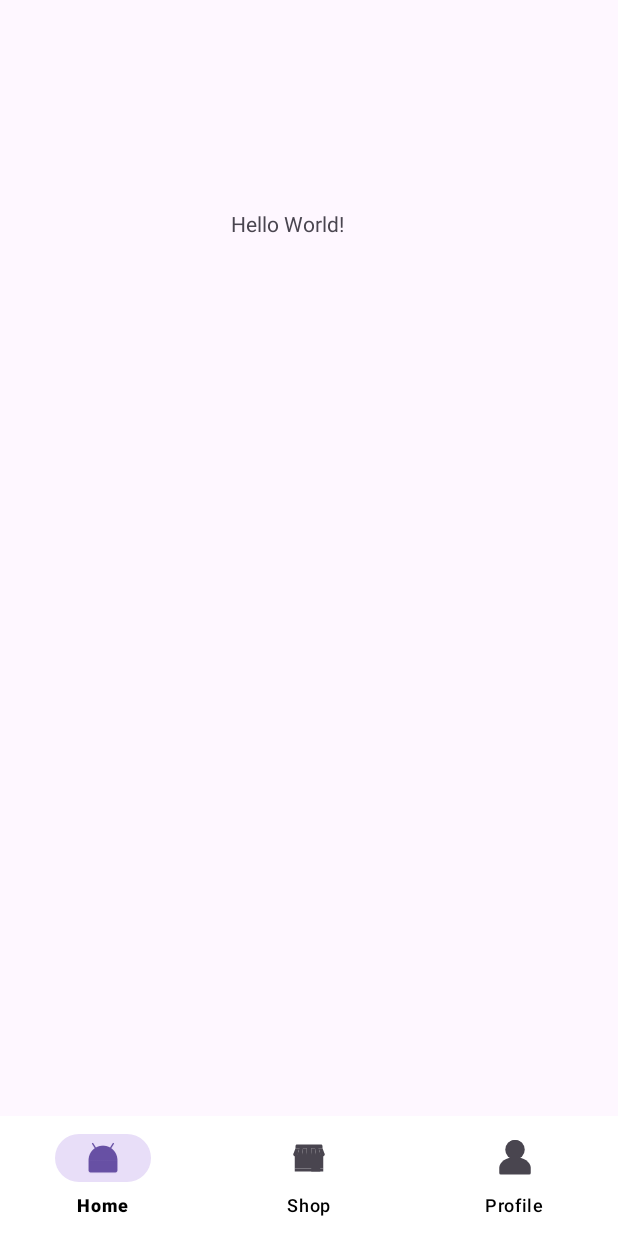
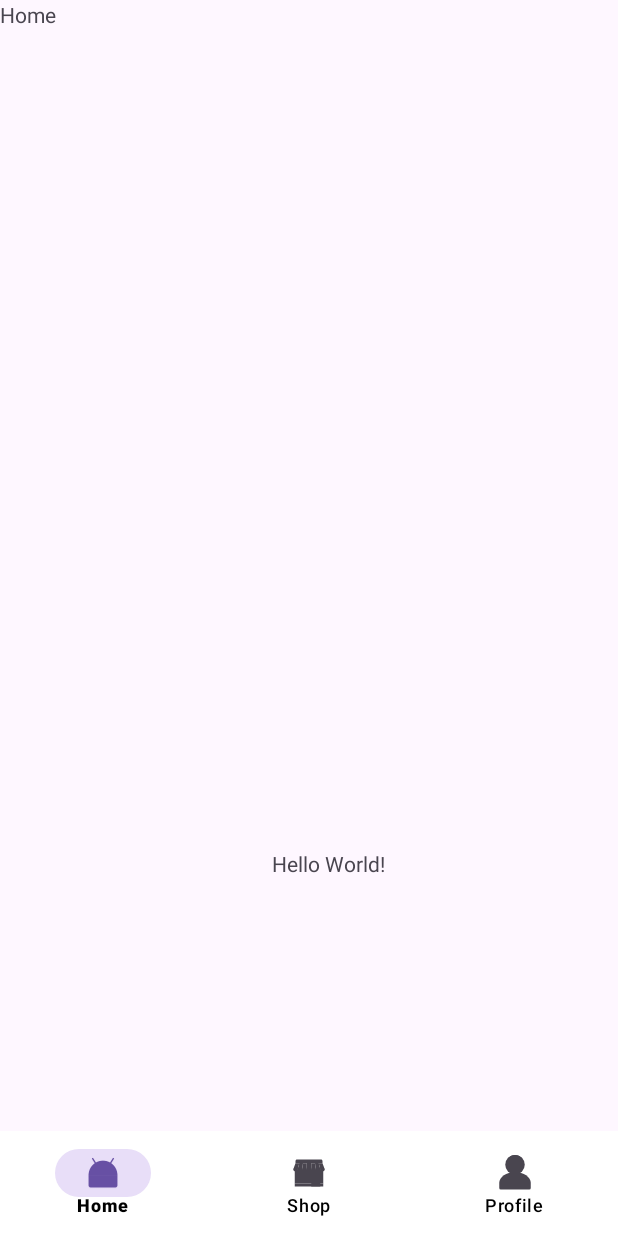
Before and after one commit to dungnthe150915FPT/AndroidProject, an Android app: the screen it shows after launch (MainActivity), on a phone screen of 412 x 824 dp. Run offline under Robolectric (Android 15) with nearby library versions, the phone set to English and light mode, and no system bars.

Commit message:
home rcv item

```diff
--- /dev/null
+++ b/app/src/main/java/com/example/prmapplication/Fragment/HomeFragment.java
@@ -0,0 +1,18 @@
+package com.example.prmapplication.Fragment;
+
+import android.os.Bundle;
+import androidx.fragment.app.Fragment;
+import android.view.LayoutInflater;
+import android.view.View;
+import android.view.ViewGroup;
+import com.example.prmapplication.R;
+
+public class HomeFragment extends Fragment {
+
+    @Override
+    public View onCreateView(LayoutInflater inflater, ViewGroup container,
+                             Bundle savedInstanceState) {
+        // Inflate the layout for this fragment
+        return inflater.inflate(R.layout.fragment_home, container, false);
+    }
+}
--- a/app/src/main/java/com/example/prmapplication/MainActivity.java
+++ b/app/src/main/java/com/example/prmapplication/MainActivity.java
@@ -1,15 +1,69 @@
 package com.example.prmapplication;
 
+import android.annotation.SuppressLint;
+import android.view.View;
+import android.widget.Button;
+import android.widget.Toast;
+import androidx.fragment.app.Fragment;
+import androidx.fragment.app.FragmentContainerView;
 import androidx.appcompat.app.AppCompatActivity;
 
 import android.os.Bundle;
+import androidx.fragment.app.FragmentTransaction;
+import com.example.prmapplication.Fragment.HomeFragment;
+import com.example.prmapplication.Fragment.ProfileFragment;
+import com.example.prmapplication.Fragment.ShopFragment;
+import com.google.android.material.bottomnavigation.BottomNavigationItemView;
+import com.google.android.material.bottomnavigation.BottomNavigationView;
 
 public class MainActivity extends AppCompatActivity {
+
+    private FragmentContainerView fragmentContainerView;
+
+    private HomeFragment homeFragment;
+    private ShopFragment shopFragment;
+    private ProfileFragment profileFragment;
+
+    private void bindingView() {
+        fragmentContainerView = findViewById(R.id.fragmentContainerViewMainActivity);
+    }
+
+    private void bindingAction() {
+        replaceFragment(new HomeFragment());
+        setEventBottomNavigation();
+    }
+
+    @SuppressLint("NonConstantResourceId")
+    private void setEventBottomNavigation() {
+        BottomNavigationView bottomNavigation = findViewById(R.id.main_bottom_navigation);
+        bottomNavigation.setOnItemSelectedListener(item -> {
+            switch (item.getItemId()) {
+                case R.id.btnHome:
+                    replaceFragment(new HomeFragment());
+                    break;
+                case R.id.btnShop:
+                    replaceFragment(new ShopFragment());
+                    break;
+                case R.id.btnProfile:
+                    replaceFragment(new ProfileFragment());
+                    break;
+            }
+            return true;
+        });
+    }
+
+    private void replaceFragment(Fragment fragment) {
+        FragmentTransaction transaction = getSupportFragmentManager().beginTransaction();
+        transaction.replace(R.id.fragmentContainerViewMainActivity, fragment);
+        transaction.commit();
+    }
 
     @Override
     protected void onCreate(Bundle savedInstanceState) {
         super.onCreate(savedInstanceState);
         setContentView(R.layout.activity_main);
+        bindingView();
+        bindingAction();
     }
 
 }
--- a/app/src/main/res/layout/activity_main.xml
+++ b/app/src/main/res/layout/activity_main.xml
@@ -8,12 +8,11 @@
 
     <com.google.android.material.bottomnavigation.BottomNavigationView
             android:layout_width="match_parent"
-            android:layout_height="wrap_content"
+            android:layout_height="70dp"
             app:layout_constraintBottom_toBottomOf="parent"
             app:layout_constraintEnd_toEndOf="parent"
             app:layout_constraintStart_toStartOf="parent"
-            android:id="@+id/bottom_navigation"
-            app:menu="@menu/bottom_navigation"
+            android:id="@+id/main_bottom_navigation"
             android:layout_alignParentBottom="true"
             android:layout_marginBottom="0dp"
             app:itemTextColor="#000000"
@@ -24,7 +23,7 @@
             android:backgroundTintMode="src_over"
             app:compatShadowEnabled="true"
             app:itemIconTint="@null"
-            />
+            app:menu="@menu/bottom_navigation"/>
 
     <TextView
             android:layout_width="wrap_content"
@@ -37,10 +36,22 @@
             app:layout_constraintHorizontal_bias="0.461"
             app:layout_constraintVertical_bias="0.161"
             android:layout_alignParentStart="true"
-            android:layout_marginStart="154dp"
+            android:layout_marginStart="181dp"
             android:layout_alignParentTop="true"
-            android:layout_marginTop="139dp"/>
+            android:layout_marginTop="566dp"/>
 
+    <androidx.fragment.app.FragmentContainerView
+            android:layout_width="match_parent"
+            android:layout_height="match_parent"
+            android:name="com.example.prmapplication.Fragment.HomeFragment"
+            android:layout_alignParentStart="true"
+            android:layout_marginStart="0dp"
+            android:layout_alignParentTop="true"
+            android:layout_marginTop="0dp"
+            android:id="@+id/fragmentContainerViewMainActivity"
+            android:layout_marginEnd="0dp"
+            android:layout_marginBottom="70dp"
+            tools:layout="@layout/fragment_shop"/>
 
 
 </RelativeLayout>
--- /dev/null
+++ b/app/src/main/res/layout/fragment_home.xml
@@ -0,0 +1,14 @@
+<?xml version="1.0" encoding="utf-8"?>
+<FrameLayout xmlns:android="http://schemas.android.com/apk/res/android"
+             xmlns:tools="http://schemas.android.com/tools"
+             android:layout_width="match_parent"
+             android:layout_height="match_parent"
+             tools:context=".Fragment.HomeFragment">
+
+    <!-- TODO: Update blank fragment layout -->
+    <TextView
+            android:layout_width="match_parent"
+            android:layout_height="match_parent"
+            android:text="@string/home"/>
+
+</FrameLayout>
--- a/app/src/main/res/menu/bottom_navigation.xml
+++ b/app/src/main/res/menu/bottom_navigation.xml
@@ -4,17 +4,14 @@
 
     <item
             android:title="@string/home"
-            android:id="@+id/home"
+            android:id="@+id/btnHome"
             android:icon="@android:mipmap/sym_def_app_icon"/>
     <item
             android:title="@string/shop"
             android:icon="@drawable/icon_shop"
-            android:id="@+id/shop"
-            >
-
-    </item>
+            android:id="@+id/btnShop"/>
     <item
             android:title="@string/profile"
-            android:id="@+id/profile"
+            android:id="@+id/btnProfile"
             android:icon="@drawable/icon_user"/>
 </menu>
--- a/app/src/main/res/menu/test.xml
+++ /dev/null
@@ -1,4 +0,0 @@
-<?xml version="1.0" encoding="utf-8"?>
-<menu xmlns:android="http://schemas.android.com/apk/res/android">
-
-</menu>
--- a/app/src/main/res/values/strings.xml
+++ b/app/src/main/res/values/strings.xml
@@ -3,4 +3,7 @@
     <string name="home">Home</string>
     <string name="shop">Shop</string>
     <string name="profile">Profile</string>
+    <!-- TODO: Remove or change this placeholder text -->
+    <string name="hello_blank_fragment">Hello blank fragment</string>
+    <string name="todo">TODO</string>
 </resources>
```
Also changed, not shown: app/src/main/java/com/example/prmapplication/Fragment/ProfileFragment.java (added, +59 -0 lines), app/src/main/java/com/example/prmapplication/Fragment/ShopFragment.java (added, +58 -0 lines), app/src/main/java/com/example/prmapplication/Handler/AccountDBContext.java (renamed from app/src/main/java/com/example/prmapplication/Handler/DatabaseHandler.java, +24 -25 lines), app/src/main/java/com/example/prmapplication/Handler/ProductDBContext.java (added, +130 -0 lines), app/src/main/java/com/example/prmapplication/Models/Product.java (added, +61 -0 lines), app/src/main/res/layout/fragment_profile.xml (added, +14 -0 lines), app/src/main/res/layout/fragment_shop.xml (added, +14 -0 lines), app/src/main/res/layout/home_rcv_item.xml (added, +61 -0 lines).
